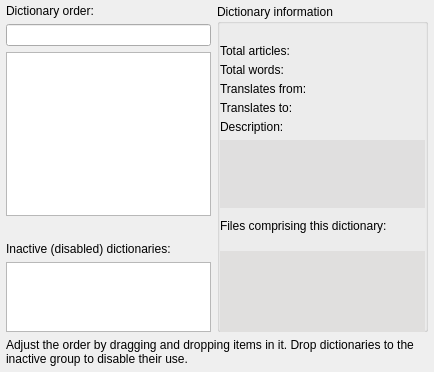
Qt form orderandprops.ui (goldendict/goldendict) before a commit.
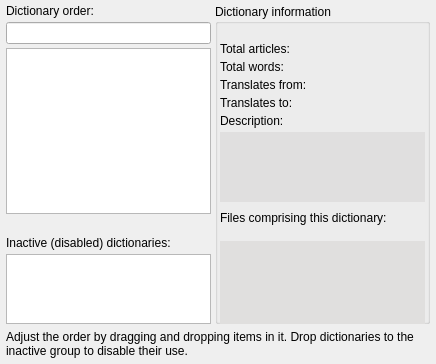
The same form after that commit. Custom widgets are drawn as their Qt base class.

Commit message: Compact the layout ... ...

```diff
--- a/orderandprops.ui
+++ b/orderandprops.ui
@@ -6,8 +6,8 @@
    <rect>
     <x>0</x>
     <y>0</y>
-    <width>434</width>
-    <height>372</height>
+    <width>436</width>
+    <height>364</height>
    </rect>
   </property>
   <property name="windowTitle">
@@ -28,6 +28,9 @@
    </property>
    <item>
     <layout class="QHBoxLayout" name="horizontalLayout_2">
+     <property name="spacing">
+      <number>4</number>
+     </property>
      <item>
       <layout class="QVBoxLayout" name="verticalLayout_3">
        <item>
@@ -106,17 +109,20 @@
         <string>Dictionary information</string>
        </property>
        <layout class="QVBoxLayout" name="infoVerticalLayout">
+        <property name="spacing">
+         <number>4</number>
+        </property>
         <property name="leftMargin">
-         <number>0</number>
+         <number>2</number>
         </property>
         <property name="topMargin">
          <number>0</number>
         </property>
         <property name="rightMargin">
-         <number>0</number>
+         <number>2</number>
         </property>
         <property name="bottomMargin">
-         <number>0</number>
+         <number>2</number>
         </property>
         <item>
          <layout class="QGridLayout" name="gridLayout">
```
The commit also changes 2 other files.
